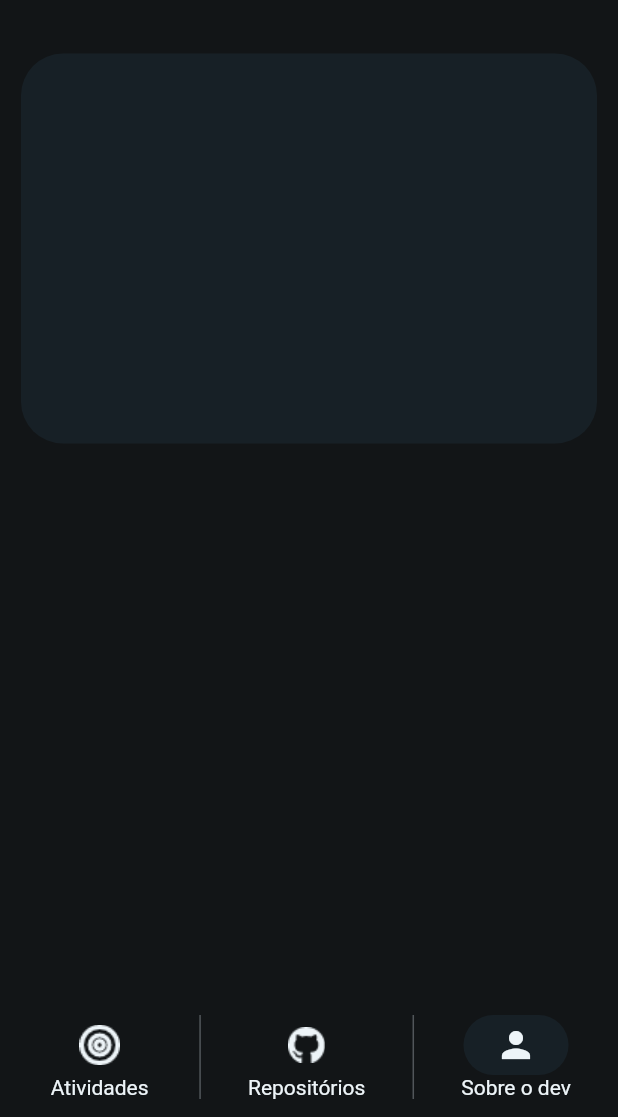
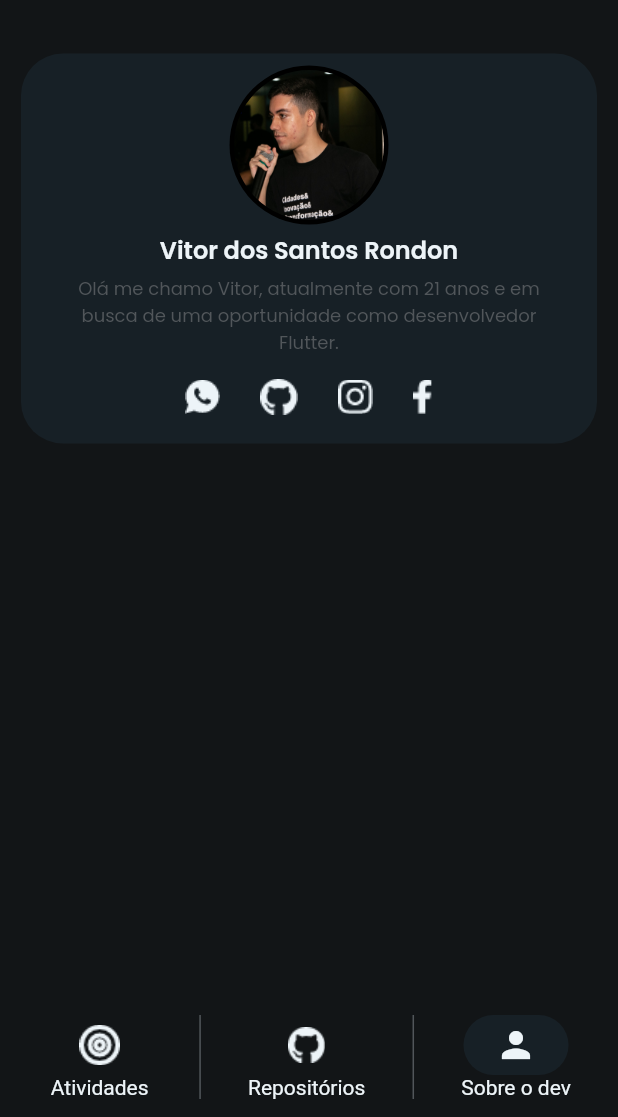
Before and after one commit to rondonVitor/masterclass-app, a Flutter app: the screen it shows after launch, item 3 of the bottom bar chosen, on a phone screen of 412 x 824 dp, the part 119-1236 px from its top. Run offline on Flutter 3.47's test engine with Material 2 defaults, Android fonts, the phone set to English and light mode, and no system bars; our stand-ins replace dio, get_it, google_fonts, webview_flutter.

Commit message:
Added about card in about page

```diff
--- a/lib/modules/about/about_page.dart
+++ b/lib/modules/about/about_page.dart
@@ -1,5 +1,8 @@
 import 'package:flutter/material.dart';
+import 'package:masterclass_app/modules/about/widgets/about_card_widget.dart';
 import 'package:masterclass_app/shared/themes/app_colors.dart';
+import 'package:masterclass_app/shared/themes/app_images.dart';
+import 'package:masterclass_app/shared/themes/app_text_styles.dart';
 import 'package:masterclass_app/shared/widgets/base_app_bar_widget.dart';
 import 'package:masterclass_app/shared/widgets/custom_bottom_navigation_bar_widget.dart';
 
@@ -20,21 +23,14 @@ class AboutPage extends StatelessWidget {
           width: double.infinity,
           height: double.infinity,
           color: AppColors.background,
-          child: Padding(
-            padding: const EdgeInsets.symmetric(horizontal: 14, vertical: 5),
-            child: Column(
-              children: [
-                Container(
-                  width: 400,
-                  height: 260,
-                  decoration: BoxDecoration(
-                    color: AppColors.card,
-                    borderRadius: const BorderRadius.all(
-                      Radius.circular(28),
-                    ),
-                  ),
-                ),
-              ],
+          child: SingleChildScrollView(
+            child: Padding(
+              padding: const EdgeInsets.symmetric(horizontal: 14, vertical: 5),
+              child: Column(
+                children: const [
+                  AboutCardWidget(),
+                ],
+              ),
             ),
           ),
         ),
--- /dev/null
+++ b/lib/modules/about/widgets/about_card_widget.dart
@@ -0,0 +1,80 @@
+import 'package:flutter/material.dart';
+import 'package:masterclass_app/shared/themes/app_colors.dart';
+import 'package:masterclass_app/shared/themes/app_images.dart';
+import 'package:masterclass_app/shared/themes/app_text_styles.dart';
+
+class AboutCardWidget extends StatelessWidget {
+  const AboutCardWidget({Key? key}) : super(key: key);
+
+  @override
+  Widget build(BuildContext context) {
+    return Container(
+      width: 400,
+      height: 260,
+      decoration: BoxDecoration(
+        color: AppColors.card,
+        borderRadius: const BorderRadius.all(
+          Radius.circular(28),
+        ),
+      ),
+      child: Padding(
+        padding: const EdgeInsets.symmetric(
+          horizontal: 23,
+          vertical: 8,
+        ),
+        child: Center(
+          child: Column(
+            children: [
+              Container(
+                padding: const EdgeInsets.all(3),
+                decoration: const BoxDecoration(
+                  color: Colors.black,
+                  shape: BoxShape.circle,
+                ),
+                child: ClipOval(
+                  child: SizedBox.fromSize(
+                    size: const Size.fromRadius(50),
+                    child: Image.asset(
+                      AppImages.euImage,
+                      fit: BoxFit.cover,
+                    ),
+                  ),
+                ),
+              ),
+              const SizedBox(
+                height: 5,
+              ),
+              Text(
+                'Vitor dos Santos Rondon',
+                style: TextStyles.headline2,
+              ),
+              const SizedBox(
+                height: 5,
+              ),
+              Text(
+                'Olá me chamo Vitor, atualmente com 21 anos e em busca de uma oportunidade como desenvolvedor Flutter.',
+                style: TextStyles.subtitle,
+                textAlign: TextAlign.center,
+              ),
+              const SizedBox(
+                height: 15,
+              ),
+              SizedBox(
+                width: 165,
+                child: Row(
+                  mainAxisAlignment: MainAxisAlignment.spaceBetween,
+                  children: [
+                    Image.asset(AppImages.iconWhatsapp),
+                    Image.asset(AppImages.iconGithub),
+                    Image.asset(AppImages.iconInstagram),
+                    Image.asset(AppImages.iconFacebook),
+                  ],
+                ),
+              )
+            ],
+          ),
+        ),
+      ),
+    );
+  }
+}
--- a/lib/shared/themes/app_images.dart
+++ b/lib/shared/themes/app_images.dart
@@ -23,6 +23,18 @@ class AppImages {
   static const iconToys2x = "assets/images/toys2x.png";
   static const iconToys3x = "assets/images/toys3x.png";
 
+  static const iconFacebook = "assets/images/facebook.png";
+  static const iconFacebook2x = "assets/images/facebook2x.png";
+  static const iconFacebook3x = "assets/images/facebook3x.png";
+
+  static const iconInstagram = "assets/images/instagram.png";
+  static const iconInstagram2x = "assets/images/instagram2x.png";
+  static const iconInstagram3x = "assets/images/instagram3x.png";
+
+  static const iconWhatsapp = "assets/images/whatsapp.png";
+  static const iconWhatsapp2x = "assets/images/whatsapp2x.png";
+  static const iconWhatsapp3x = "assets/images/whatsapp3x.png";
+
   static const iconRunning = "assets/images/running.png";
   static const iconRunning2x = "assets/images/running2x.png";
   static const iconRunning3x = "assets/images/running3x.png";
@@ -38,4 +50,6 @@ class AppImages {
   static const mockupChallenge1IconGoogle = "assets/images/icon_google.png";
 
   static const designServices = "assets/images/design_services.png";
+
+  static const euImage = "assets/images/eu.png";
 }
--- a/lib/shared/themes/app_text_styles.dart
+++ b/lib/shared/themes/app_text_styles.dart
@@ -20,4 +20,9 @@ class TextStyles {
     fontSize: 12,
     fontWeight: FontWeight.normal,
   );
+  static final subtitle = GoogleFonts.poppins(
+    fontSize: 12,
+    fontWeight: FontWeight.normal,
+    color: AppColors.description,
+  );
 }
```
Also changed, not shown: assets/images/eu.png (added), assets/images/facebook.png (added), assets/images/facebook2x.png (added), assets/images/facebook3x.png (added), assets/images/instagram.png (added), assets/images/instagram2x.png (added), assets/images/instagram3x.png (added), assets/images/whatsapp.png (added), assets/images/whatsapp2x.png (added), assets/images/whatsapp3x.png (added).
